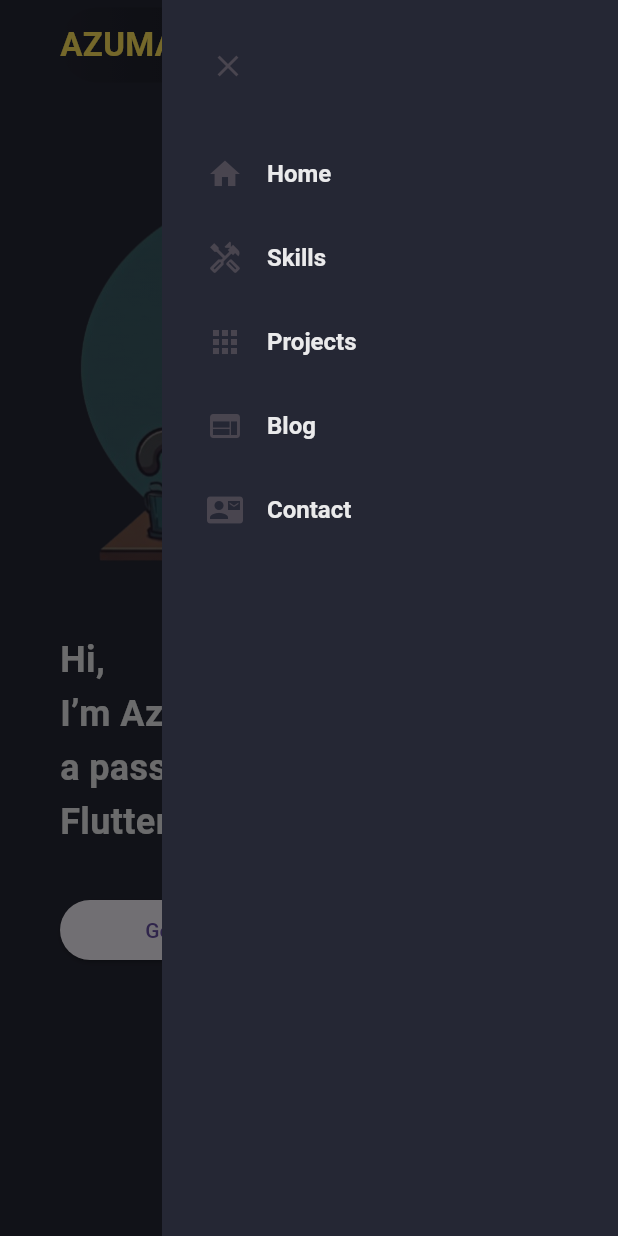
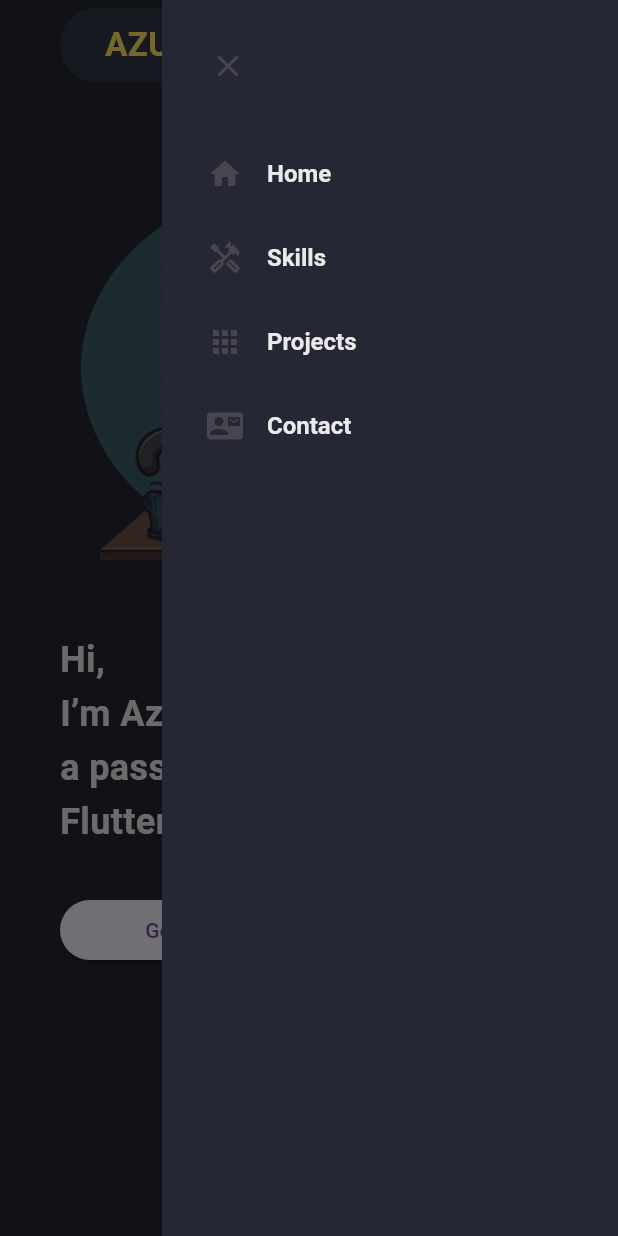
Before and after one commit to azmanbarraquias/flutter_web_portfolio_azman, a Flutter app: the screen it shows after launch, in the side drawer, after a tap on "Get in touch", on a phone screen of 412 x 824 dp. Run offline on Flutter 3.47's test engine with Material 3 defaults, Android fonts, the light colour scheme and no system bars; our stand-ins replace flutter_svg; missing offline and left inert: dart:js.

Commit message:
Initialize: Base structure design for web app portfolio

```diff
--- a/lib/constants/nav_items.dart
+++ b/lib/constants/nav_items.dart
@@ -20,11 +20,9 @@ List<NavItem> navItems = [
   NavItem(navTitle: "Home", navIcon: Icons.home),
   NavItem(navTitle: "Skills", navIcon: Icons.handyman_outlined),
   NavItem(navTitle: "Projects", navIcon: Icons.apps),
-  NavItem(navTitle: "Blog", navIcon: Icons.web),
   NavItem(navTitle: "Contact", navIcon: Icons.quick_contacts_mail),
-
+  // NavItem(navTitle: "Blog", navIcon: Icons.web),
 ];
-
 
 class NavItem {
   final String navTitle;
--- a/lib/constants/size.dart
+++ b/lib/constants/size.dart
@@ -1,4 +1,3 @@
-
 const double kMinDesktopWidth = 600;
 
 const double kMedDesktopWidth = 800;
--- a/lib/pages/home_page.dart
+++ b/lib/pages/home_page.dart
@@ -1,15 +1,14 @@
 import 'package:flutter/material.dart';
 import 'package:flutter_web_portfolio_azman/constants/colors.dart';
-import 'package:flutter_web_portfolio_azman/widgets/custom_text_field.dart';
 import 'package:flutter_web_portfolio_azman/widgets/drawer_mobile.dart';
 import '../constants/size.dart';
-import '../utils/project_utils.dart';
+import '../widgets/contact_section.dart';
+import '../widgets/footer_section.dart';
 import '../widgets/header_desktop.dart';
 import '../widgets/header_mobile.dart';
 import '../widgets/main_desktop.dart';
 import '../widgets/main_mobile.dart';
-import '../widgets/project_card.dart';
-import '../widgets/projects_section.dart' show ProjectsSection;
+import '../widgets/projects_section.dart';
 import '../widgets/skills_desktop.dart';
 import '../widgets/skills_mobile.dart';
 
@@ -22,12 +21,14 @@ class HomePage extends StatefulWidget {
 
 class _HomePageState extends State<HomePage> {
   final scaffoldKey = GlobalKey<ScaffoldState>();
+  final scrollController = ScrollController();
+  final List<GlobalKey> navbarKeys = List.generate(4, (i) => GlobalKey());
 
   @override
   Widget build(BuildContext context) {
     final screenSize = MediaQuery.of(context).size;
     final screenWidth = screenSize.width;
-    final screenHeight = screenSize.height;
+    // final screenHeight = screenSize.height;
 
     return LayoutBuilder(
       builder: (BuildContext context, BoxConstraints constraints) {
@@ -35,12 +36,24 @@ class _HomePageState extends State<HomePage> {
           key: scaffoldKey,
           backgroundColor: CustomColor.scaffoldBg,
           endDrawer:
-              constraints.maxWidth >= kMinDesktopWidth ? null : DrawerMobile(),
-          body: ListView(
+              constraints.maxWidth >= kMinDesktopWidth
+                  ? null
+                  : DrawerMobile(
+                    onNavItemTap: (i) {
+                      scaffoldKey.currentState?.closeEndDrawer();
+                      scrollToSection(i);
+                    },
+                  ),
+          body: SingleChildScrollView(
             scrollDirection: Axis.vertical,
+            child: Column(
               children: [
+                SizedBox(key: navbarKeys[0]),
                 if (constraints.maxWidth >= kMinDesktopWidth)
-                HeaderDesktop(onLogoTap: () {}, onMenuTap: () {})
+                  HeaderDesktop(
+                    onLogoTap: () {},
+                    onNavItemTap: (i) => scrollToSection(i),
+                  )
                 else
                   HeaderMobile(
                     onLogoTap: () {},
@@ -55,6 +68,7 @@ class _HomePageState extends State<HomePage> {
                   MainMobile(),
 
                 // Skills
+                SizedBox(key: navbarKeys[1]),
                 Container(
                   width: screenWidth,
                   color: CustomColor.bgLight1,
@@ -82,65 +96,31 @@ class _HomePageState extends State<HomePage> {
                 // Work
                 SizedBox(height: 20),
 
-              ProjectsSection(),
+                ProjectsSection(key: navbarKeys[2]),
 
                 // Hobby
+                SizedBox(height: 20),
+                // Contact
+                ContactSection(key: navbarKeys[3]),
 
-              // Contact
-              Container(
-                padding: EdgeInsets.fromLTRB(25, 20, 25, 60),
-                color: CustomColor.bgLight1,
-                child: Column(
-                  children: [
-                    // title
-                    Text(
-                      "Get in touch",
-                      style: TextStyle(
-                        fontWeight: FontWeight.bold,
-                        fontSize: 24,
-                        color: CustomColor.whitePrimary,
-                      ),
-                    ),
-                    SizedBox(height: 50),
-                    Row(
-                      children: [
-                        Flexible(
-                          child: CustomTextField(
-                            controller: TextEditingController(),
-                            hintText: 'Your name',
-                          ),
-                        ),
-                        SizedBox(width: 10,),
-                        Flexible(
-                          child: CustomTextField(
-                            controller: TextEditingController(),
-                            hintText: 'Your email',
-                          ),
-                        ),
-
+                // Footer
+                FooterSection(),
               ],
             ),
-                    SizedBox(height: 10,),
-                    CustomTextField(
-                      controller: TextEditingController(),
-                      hintText: 'Your message',
-                      maxLines: 20,
-                    ),
-                  ],
-
-                ),
-              ),
-
-              // Footer
-              Container(
-                height: 500,
-                width: double.infinity,
-                color: Colors.purpleAccent,
-              ),
-            ],
           ),
         );
       },
     );
   }
+
+  void scrollToSection(int navIndex) {
+    if (navIndex == 4) return;
+
+    final key = navbarKeys[navIndex];
+    Scrollable.ensureVisible(
+      key.currentContext!,
+      duration: Duration(milliseconds: 500),
+      curve: Curves.easeInOut,
+    );
   }
+}
--- a/lib/pages/styles/styles.dart
+++ b/lib/pages/styles/styles.dart
@@ -3,7 +3,7 @@ import '../../constants/colors.dart';
 
 BoxDecoration kHeaderDecoration = BoxDecoration(
   gradient: const LinearGradient(
-    colors: [Colors.transparent, CustomColor.bgLight1],
+    colors: [CustomColor.bgLight1, CustomColor.bgLight1],
   ),
   borderRadius: BorderRadius.circular(100),
 );
--- a/lib/utils/project_utils.dart
+++ b/lib/utils/project_utils.dart
@@ -37,5 +37,4 @@ List<ProjectUtils> hobbyProject = [
     title: 'Project 4',
     subtitle: 'Project 4 Description',
   ),
-
 ];
--- /dev/null
+++ b/lib/widgets/contact_section.dart
@@ -0,0 +1,134 @@
+import 'package:flutter/material.dart';
+import 'package:flutter_svg/svg.dart';
+import 'package:flutter_web_portfolio_azman/constants/size.dart';
+
+import '../constants/colors.dart';
+import '../constants/skill_items.dart';
+import 'custom_text_field.dart';
+
+class ContactSection extends StatelessWidget {
+  const ContactSection({super.key});
+
+  @override
+  Widget build(BuildContext context) {
+    return Container(
+      padding: EdgeInsets.fromLTRB(25, 20, 25, 60),
+      decoration: BoxDecoration(
+        borderRadius: BorderRadius.circular(10),
+        color: CustomColor.bgLight1,
+      ),
+      child: Column(
+        children: [
+          // title
+          Text(
+            "Get in touch",
+            style: TextStyle(
+              fontWeight: FontWeight.bold,
+              fontSize: 24,
+              color: CustomColor.whitePrimary,
+            ),
+          ),
+          SizedBox(height: 50),
+          Container(
+            constraints: BoxConstraints(maxWidth: 700, maxHeight: 100),
+            child: LayoutBuilder(
+              builder: (ctx, constraint) {
+                if (constraint.maxWidth >= kMinDesktopWidth) {
+                  return buildNameEmailFieldDesktop();
+                } else {
+                  return buildNameEmailFieldMobile();
+                }
+              },
+            ),
+          ),
+          SizedBox(height: 15),
+          Container(
+            constraints: BoxConstraints(maxWidth: 700),
+            child: CustomTextField(
+              controller: TextEditingController(),
+              hintText: 'Your message',
+              maxLines: 16,
+            ),
+          ),
+          SizedBox(height: 20),
+          // send button
+          Container(
+            width: double.maxFinite,
+            constraints: BoxConstraints(maxWidth: 700),
+            child: ElevatedButton(
+              onPressed: () {},
+              child: Text("Get in touch"),
+            ),
+          ),
+
+          SizedBox(height: 30),
+
+          Container(
+            constraints: BoxConstraints(maxWidth: 300),
+            child: Divider(),
+          ),
+
+          SizedBox(height: 30),
+
+          // links profile
+          Wrap(
+            spacing: 12,
+            runSpacing: 12,
+            alignment: WrapAlignment.center,
+            children: [
+              InkWell(
+                onTap: () {},
+                child: SvgPicture.asset(
+                  programmingLang.first.svgIcon,
+                  height: 26,
+                ),
+              ),
+              SvgPicture.asset(programmingLang.first.svgIcon, height: 26),
+              SvgPicture.asset(programmingLang.first.svgIcon, height: 26),
+            ],
+          ),
+        ],
+      ),
+    );
+  }
+
+  Widget buildNameEmailFieldDesktop() {
+    return Row(
+      children: [
+        Flexible(
+          child: CustomTextField(
+            controller: TextEditingController(),
+            hintText: 'Your name',
+          ),
+        ),
+        SizedBox(width: 15),
+        Flexible(
+          child: CustomTextField(
+            controller: TextEditingController(),
+            hintText: 'Your email',
+          ),
+        ),
+      ],
+    );
+  }
+
+  Widget buildNameEmailFieldMobile() {
+    return Column(
+      children: [
+        Flexible(
+          child: CustomTextField(
+            controller: TextEditingController(),
+            hintText: 'Your name',
+          ),
+        ),
+        SizedBox(height: 15),
+        Flexible(
+          child: CustomTextField(
+            controller: TextEditingController(),
+            hintText: 'Your email',
+          ),
+        ),
+      ],
+    );
+  }
+}
--- a/lib/widgets/drawer_mobile.dart
+++ b/lib/widgets/drawer_mobile.dart
@@ -4,7 +4,9 @@ import '../constants/colors.dart';
 import '../constants/nav_items.dart';
 
 class DrawerMobile extends StatelessWidget {
-  const DrawerMobile({super.key});
+  const DrawerMobile({super.key, required this.onNavItemTap});
+
+  final Function(int) onNavItemTap;
 
   @override
   Widget build(BuildContext context) {
@@ -27,7 +29,9 @@ class DrawerMobile extends StatelessWidget {
           ),
           ...List.generate(navItems.length, (i) {
             return ListTile(
-              onTap: () {},
+              onTap: () {
+                onNavItemTap(i);
+              },
               contentPadding: EdgeInsets.symmetric(horizontal: 30),
               titleTextStyle: TextStyle(
                 color: CustomColor.whitePrimary,
--- /dev/null
+++ b/lib/widgets/footer_section.dart
@@ -0,0 +1,20 @@
+import 'package:flutter/material.dart';
+
+import '../constants/colors.dart';
+
+class FooterSection extends StatelessWidget {
+  const FooterSection({super.key});
+
+  @override
+  Widget build(BuildContext context) {
+    return Container(
+      padding: EdgeInsets.symmetric(vertical: 20),
+      width: double.maxFinite,
+      alignment: Alignment.center,
+      child: Text(
+        "Made by Azman Barraquias with flutter 3.29",
+        style: TextStyle(color: CustomColor.whiteSecondary),
+      ),
+    );
+  }
+}
--- a/lib/widgets/header_mobile.dart
+++ b/lib/widgets/header_mobile.dart
@@ -15,12 +15,16 @@ class HeaderMobile extends StatelessWidget {
     return Container(
       height: 50,
       margin: EdgeInsets.fromLTRB(40, 5, 20, 5),
+      padding: EdgeInsets.symmetric(horizontal: 30).copyWith(right: 0),
       decoration: kHeaderDecoration,
       child: Row(
         children: [
           SiteLogo(onTap: onLogoTap),
           Spacer(),
-          IconButton(onPressed: onMenuTap, icon: Icon(Icons.menu, color: CustomColor.whitePrimary,)),
+          IconButton(
+            onPressed: onMenuTap,
+            icon: Icon(Icons.menu, color: CustomColor.whitePrimary),
+          ),
           SizedBox(width: 8),
         ],
       ),
--- a/lib/widgets/main_desktop.dart
+++ b/lib/widgets/main_desktop.dart
@@ -7,15 +7,13 @@ class MainDesktop extends StatelessWidget {
 
   @override
   Widget build(BuildContext context) {
-    final screenSize = MediaQuery
-        .of(context)
-        .size;
+    final screenSize = MediaQuery.of(context).size;
     final screenWidth = screenSize.width;
     final screenHeight = screenSize.height;
 
     return Container(
       margin: EdgeInsets.symmetric(horizontal: 20),
-      height: screenHeight / 1.2,
+      height: screenHeight / 1.5,
       constraints: BoxConstraints(minHeight: 350),
       child: Row(
         mainAxisAlignment: MainAxisAlignment.spaceEvenly,
--- a/lib/widgets/main_mobile.dart
+++ b/lib/widgets/main_mobile.dart
@@ -13,8 +13,8 @@ class MainMobile extends StatelessWidget {
 
     return Container(
       margin: EdgeInsets.symmetric(horizontal: 40, vertical: 30),
-      height: screenHeight,
-      constraints: BoxConstraints(minHeight: 700),
+      height: screenHeight / 1.2,
+      constraints: BoxConstraints(minHeight: 730),
       child: Column(
         mainAxisAlignment: MainAxisAlignment.start,
         crossAxisAlignment: CrossAxisAlignment.start,
--- a/lib/widgets/project_card.dart
+++ b/lib/widgets/project_card.dart
@@ -1,4 +1,3 @@
-
 import 'package:flutter/material.dart';
 
 import '../constants/colors.dart';
--- a/lib/widgets/projects_section.dart
+++ b/lib/widgets/projects_section.dart
@@ -10,8 +10,9 @@ class ProjectsSection extends StatelessWidget {
   Widget build(BuildContext context) {
     final screenSize = MediaQuery.of(context).size;
     final screenWidth = screenSize.width;
-    final screenHeight = screenSize.height;
-    return           Container(
+    // final screenHeight = screenSize.height;
+
+    return Container(
       width: screenWidth,
       padding: EdgeInsets.fromLTRB(25, 20, 25, 60),
       child: Column(
@@ -66,8 +67,6 @@ class ProjectsSection extends StatelessWidget {
               ],
             ),
           ),
-
-
         ],
       ),
     );
```
Also changed, not shown: lib/constants/skill_items.dart (+10 -2 lines), lib/constants/sns_links.dart (added, +9 -0 lines), lib/widgets/header_desktop.dart (+7 -5 lines). Lines whose indentation alone changed are shown as unchanged.
